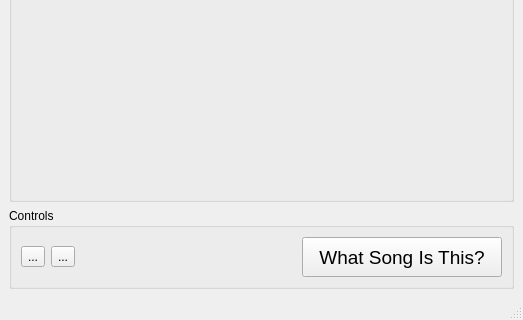
First picture: the form in resources/ui/ChillZam.ui, repository chillfactor032/chillzam, before the edit; both pictures show x 0 to 523 and y 243 to 563 of the 523 by 563 pixel window.
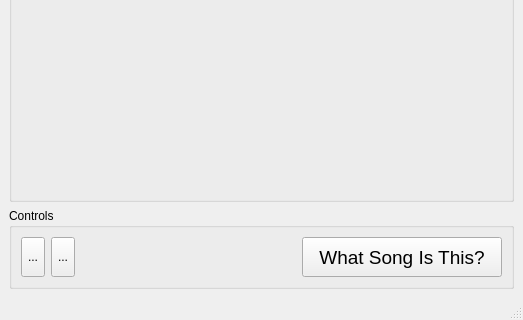
Second picture: the form after the edit. Icons and pictures are not drawn.

```diff
--- a/resources/ui/ChillZam.ui
+++ b/resources/ui/ChillZam.ui
@@ -26,6 +26,9 @@
    <string>MainWindow</string>
   </property>
   <widget class="QWidget" name="centralwidget">
+   <property name="styleSheet">
+    <string notr="true"/>
+   </property>
    <layout class="QVBoxLayout" name="verticalLayout">
     <item>
      <widget class="QGroupBox" name="groupBox">
@@ -243,6 +246,12 @@
       <layout class="QHBoxLayout" name="horizontalLayout">
        <item>
         <widget class="QToolButton" name="settings_button">
+         <property name="minimumSize">
+          <size>
+           <width>0</width>
+           <height>40</height>
+          </size>
+         </property>
          <property name="text">
           <string>...</string>
          </property>
@@ -252,14 +261,20 @@
          </property>
          <property name="iconSize">
           <size>
-           <width>40</width>
-           <height>40</height>
+           <width>30</width>
+           <height>30</height>
           </size>
          </property>
         </widget>
        </item>
        <item>
         <widget class="QToolButton" name="help_button">
+         <property name="minimumSize">
+          <size>
+           <width>0</width>
+           <height>40</height>
+          </size>
+         </property>
          <property name="text">
           <string>...</string>
          </property>
@@ -269,8 +284,8 @@
          </property>
          <property name="iconSize">
           <size>
-           <width>40</width>
-           <height>40</height>
+           <width>30</width>
+           <height>30</height>
           </size>
          </property>
         </widget>
```
Left out of the diff: 15 changed lines with no effect on the pictures.
